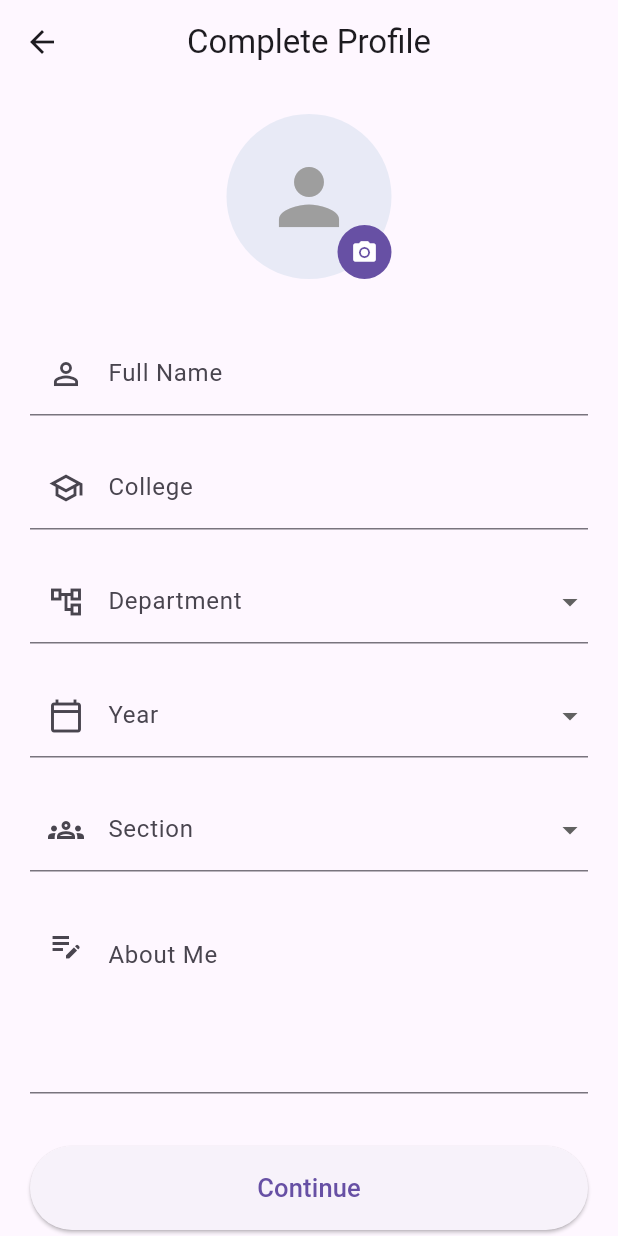
After one commit to pradeepdevianbu-netizen/ai-notes-app, a Flutter app: the CompleteProfileScreen screen opened directly, on a phone screen of 412 x 824 dp. The commit adds this screen. Run offline on Flutter 3.47's test engine with Material 3 defaults, Android fonts, the phone set to English and light mode, and no system bars; our stand-ins replace firebase_auth, firebase_core, google_fonts; accounts and stored records are empty.

Commit message:
complete the profilescreen

```diff
--- /dev/null
+++ b/lib/screens/Profile/complete_profile_screen.dart
@@ -0,0 +1,240 @@
+import 'package:flutter/material.dart';
+
+class CompleteProfileScreen extends StatefulWidget {
+  const CompleteProfileScreen({super.key});
+
+  @override
+  State<CompleteProfileScreen> createState() =>
+      _CompleteProfileScreenState();
+}
+
+class _CompleteProfileScreenState extends State<CompleteProfileScreen> {
+  final TextEditingController fullNameController = TextEditingController();
+  final TextEditingController collegeController = TextEditingController();
+  final TextEditingController aboutController = TextEditingController();
+
+  String? selectedDepartment;
+  String? selectedYear;
+  String? selectedSection;
+
+  final List<String> departments = [
+    "AI & DS",
+    "CSE",
+    "IT",
+    "ECE",
+    "EEE",
+    "Mechanical",
+    "Civil",
+    "Biomedical",
+  ];
+
+  final List<String> years = [
+    "1st Year",
+    "2nd Year",
+    "3rd Year",
+    "4th Year",
+  ];
+
+  final List<String> sections = [
+    "A",
+    "B",
+    "C",
+    "D",
+  ];
+
+  @override
+  void dispose() {
+    fullNameController.dispose();
+    collegeController.dispose();
+    aboutController.dispose();
+    super.dispose();
+  }
+
+  @override
+  Widget build(BuildContext context) {
+    final theme = Theme.of(context);
+
+    return Scaffold(
+      appBar: AppBar(
+        title: const Text("Complete Profile"),
+        centerTitle: true,
+      ),
+      body: SafeArea(
+        child: SingleChildScrollView(
+          padding: const EdgeInsets.all(20),
+          child: Column(
+            children: [
+
+              /// Profile Photo
+              Stack(
+                children: [
+                  const CircleAvatar(
+                    radius: 55,
+                    backgroundColor: Color(0xffE8EAF6),
+                    child: Icon(
+                      Icons.person,
+                      size: 60,
+                      color: Colors.grey,
+                    ),
+                  ),
+                  Positioned(
+                    bottom: 0,
+                    right: 0,
+                    child: CircleAvatar(
+                      radius: 18,
+                      backgroundColor: Theme.of(context).primaryColor,
+                      child: IconButton(
+                        icon: const Icon(
+                          Icons.camera_alt,
+                          color: Colors.white,
+                          size: 18,
+                        ),
+                        onPressed: () {
+                          // Pick Image
+                        },
+                      ),
+                    ),
+                  ),
+                ],
+              ),
+
+              const SizedBox(height: 35),
+
+              /// Full Name
+              TextField(
+                controller: fullNameController,
+                decoration: const InputDecoration(
+                  labelText: "Full Name",
+                  prefixIcon: Icon(Icons.person_outline),
+                ),
+              ),
+
+              const SizedBox(height: 20),
+
+              /// College
+              TextField(
+                controller: collegeController,
+                decoration: const InputDecoration(
+                  labelText: "College",
+                  prefixIcon: Icon(Icons.school_outlined),
+                ),
+              ),
+
+              const SizedBox(height: 20),
+
+              /// Department
+              DropdownButtonFormField<String>(
+                value: selectedDepartment,
+                decoration: const InputDecoration(
+                  labelText: "Department",
+                  prefixIcon: Icon(Icons.account_tree_outlined),
+                ),
+                items: departments
+                    .map(
+                      (department) => DropdownMenuItem(
+                        value: department,
+                        child: Text(department),
+                      ),
+                    )
+                    .toList(),
+                onChanged: (value) {
+                  setState(() {
+                    selectedDepartment = value;
+                  });
+                },
+              ),
+
+              const SizedBox(height: 20),
+
+              /// Year
+              DropdownButtonFormField<String>(
+                value: selectedYear,
+                decoration: const InputDecoration(
+                  labelText: "Year",
+                  prefixIcon: Icon(Icons.calendar_today_outlined),
+                ),
+                items: years
+                    .map(
+                      (year) => DropdownMenuItem(
+                        value: year,
+                        child: Text(year),
+                      ),
+                    )
+                    .toList(),
+                onChanged: (value) {
+                  setState(() {
+                    selectedYear = value;
+                  });
+                },
+              ),
+
+              const SizedBox(height: 20),
+
+              /// Section
+              DropdownButtonFormField<String>(
+                value: selectedSection,
+                decoration: const InputDecoration(
+                  labelText: "Section",
+                  prefixIcon: Icon(Icons.groups_outlined),
+                ),
+                items: sections
+                    .map(
+                      (section) => DropdownMenuItem(
+                        value: section,
+                        child: Text(section),
+                      ),
+                    )
+                    .toList(),
+                onChanged: (value) {
+                  setState(() {
+                    selectedSection = value;
+                  });
+                },
+              ),
+
+              const SizedBox(height: 20),
+
+              /// About Me
+              TextField(
+                controller: aboutController,
+                maxLines: 4,
+                decoration: const InputDecoration(
+                  labelText: "About Me",
+                  alignLabelWithHint: true,
+                  prefixIcon: Padding(
+                    padding: EdgeInsets.only(bottom: 70),
+                    child: Icon(Icons.edit_note),
+                  ),
+                ),
+              ),
+
+              const SizedBox(height: 35),
+
+              /// Continue Button
+              SizedBox(
+                width: double.infinity,
+                height: 56,
+                child: ElevatedButton(
+                  onPressed: () {
+                    // Save Profile
+                  },
+                  child: const Text(
+                    "Continue",
+                    style: TextStyle(fontSize: 17),
+                  ),
+                ),
+              ),
+
+              const SizedBox(height: 20),
+
+              Text(
+                "Complete your profile to continue",
+                style: theme.textTheme.bodySmall,
+              ),
+            ],
+          ),
+        ),
+      ),
+    );
+  }
+}
--- a/lib/screens/auth/login_screen.dart
+++ b/lib/screens/auth/login_screen.dart
@@ -1,21 +1,16 @@
 import 'package:firebase_auth/firebase_auth.dart';
+import 'package:first_app/screens/Profile/complete_profile_screen.dart';
 import 'package:first_app/screens/auth/sign_up_screen.dart';
+
 import 'package:flutter/material.dart';
-
-
 
 final FirebaseAuth _auth = FirebaseAuth.instance;
 
 class LoginScreen extends StatefulWidget {
   const LoginScreen({super.key});
 
-
-
   @override
   State<LoginScreen> createState() => _LoginScreenState();
-
-
-
 }
 
 class _LoginScreenState extends State<LoginScreen> {
@@ -27,6 +22,7 @@ void dispose() {
     passwordController.dispose();
     super.dispose();
   }
+
   final TextEditingController emailController = TextEditingController();
   final TextEditingController passwordController = TextEditingController();
 
@@ -42,13 +38,19 @@ Future<void> signIn() async {
           content: Text("Login Successful"),
         ),
       );
+      Navigator.pushReplacement(
+        context,
+        MaterialPageRoute(
+          builder: (_) =>
+              const CompleteProfileScreen(), // Change this to your next screen
+        ),
+      );
 
       // Navigate to Home Screen
       // Navigator.pushReplacement(
       //   context,
       //   MaterialPageRoute(builder: (_) => const HomeScreen()),
       // );
-
     } on FirebaseAuthException catch (e) {
       // ignore: use_build_context_synchronously
       ScaffoldMessenger.of(context).showSnackBar(
@@ -56,7 +58,8 @@ Future<void> signIn() async {
           content: Text(e.message ?? "Login Failed"),
         ),
       );
-  }}
+    }
+  }
 
   @override
   Widget build(BuildContext context) {
@@ -157,13 +160,13 @@ Future<void> signIn() async {
                 children: [
                   const Text("Don't have an account? "),
                   TextButton(
-                    onPressed: () {Navigator.pushReplacement(
+                    onPressed: () {
+                      Navigator.pushReplacement(
                         context,
                         MaterialPageRoute(
                           builder: (_) => const SignUpScreen(),
                         ),
                       );
-
                     },
                     child: const Text("Sign Up"),
                   ),
```
Also changed, not shown: lib/screens/Profile/edite_profile_screen.dart (added). Lines whose indentation alone changed are shown as unchanged.
